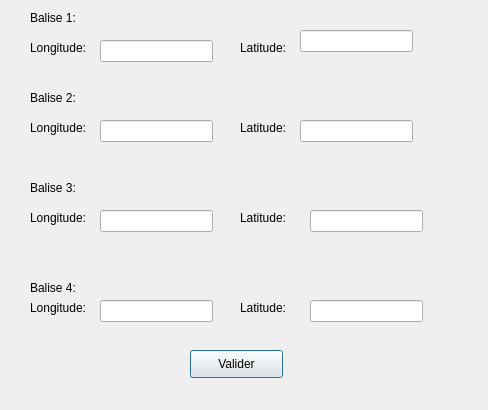
This is ihm/forms/Balise_IHM.ui in etiennelndr/ihm_voilierautonome as Qt 5 draws it before an edit. The edited form follows.
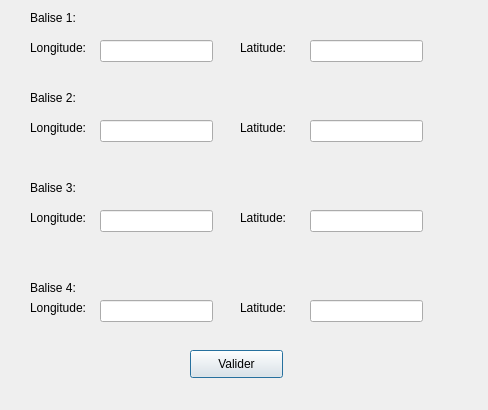
This is the edited form.

The edit to the form file:
```diff
--- a/ihm/forms/Balise_IHM.ui
+++ b/ihm/forms/Balise_IHM.ui
@@ -156,18 +156,8 @@
   <widget class="QLineEdit" name="TxtLongitude_3">
    <property name="geometry">
     <rect>
-     <x>300</x>
-     <y>30</y>
-     <width>113</width>
-     <height>22</height>
-    </rect>
-   </property>
-  </widget>
-  <widget class="QLineEdit" name="TxtLatitude_2">
-   <property name="geometry">
-    <rect>
-     <x>100</x>
-     <y>120</y>
+     <x>310</x>
+     <y>40</y>
      <width>113</width>
      <height>22</height>
     </rect>
@@ -176,14 +166,24 @@
   <widget class="QLineEdit" name="TxtLongitude_2">
    <property name="geometry">
     <rect>
-     <x>300</x>
+     <x>100</x>
      <y>120</y>
      <width>113</width>
      <height>22</height>
     </rect>
    </property>
   </widget>
-  <widget class="QLineEdit" name="TxtLatitude_4">
+  <widget class="QLineEdit" name="TxtLatitude_2">
+   <property name="geometry">
+    <rect>
+     <x>310</x>
+     <y>120</y>
+     <width>113</width>
+     <height>22</height>
+    </rect>
+   </property>
+  </widget>
+  <widget class="QLineEdit" name="TxtLongitude_3">
    <property name="geometry">
     <rect>
      <x>100</x>
```
Left out of the diff: 6 changed lines with no effect on the pictures.
